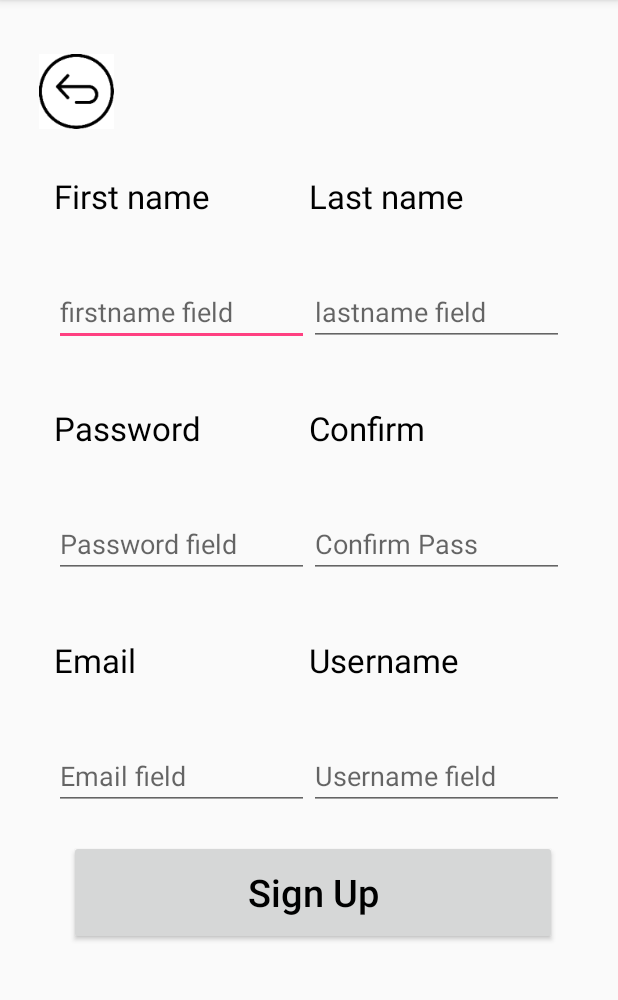
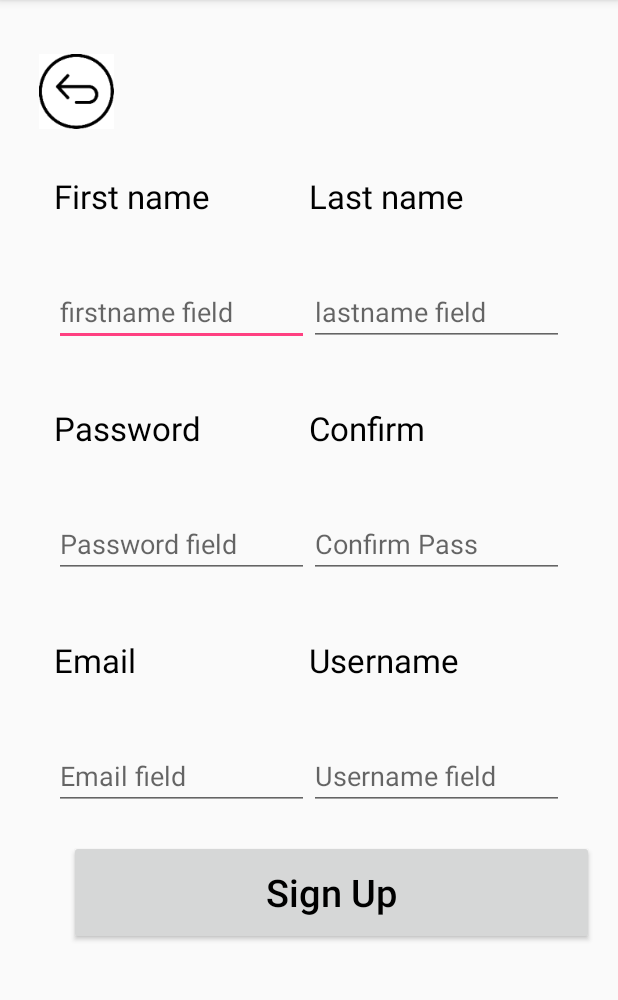
Before and after one commit to CS673Group3/project-mgmt-application2, an Android app: the Register screen opened directly, with no data from a screen before it, on a phone screen of 412 x 824 dp, the part 84-1084 px from its top. Run offline under Robolectric (Android 15) with nearby library versions, the phone set to English and light mode, and no system bars.

Commit message:
activity_signup

```diff
--- a/app/src/main/res/layout/activity_sign_up.xml
+++ b/app/src/main/res/layout/activity_sign_up.xml
@@ -59,9 +59,7 @@
                 android:layout_weight="1"
                 android:text="@string/person_firstname"
                 android:textAppearance="?android:attr/textAppearanceLarge"
-                android:textColor="@color/black"
-
-                />
+                android:textColor="@color/black" />
 
             <TextView
                 android:id="@+id/lastname"
@@ -223,10 +221,11 @@
 
             <Button
                 android:id="@+id/SignUpbtn"
-                android:layout_width="325dp"
+                android:layout_width="match_parent"
                 android:layout_height="70dp"
                 android:layout_marginLeft="30dp"
                 android:layout_marginTop="0dp"
+                android:gravity="center|center_vertical"
                 android:onClick="setContentView"
                 android:text="@string/signUp_name"
                 android:textAllCaps="false"
```
